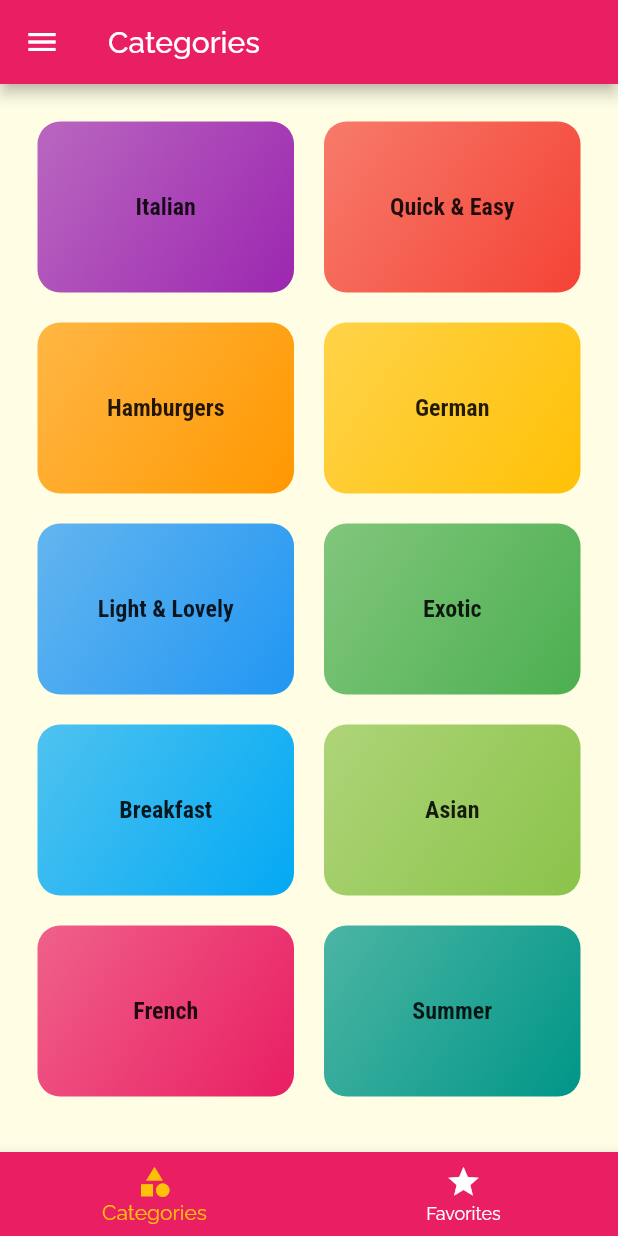
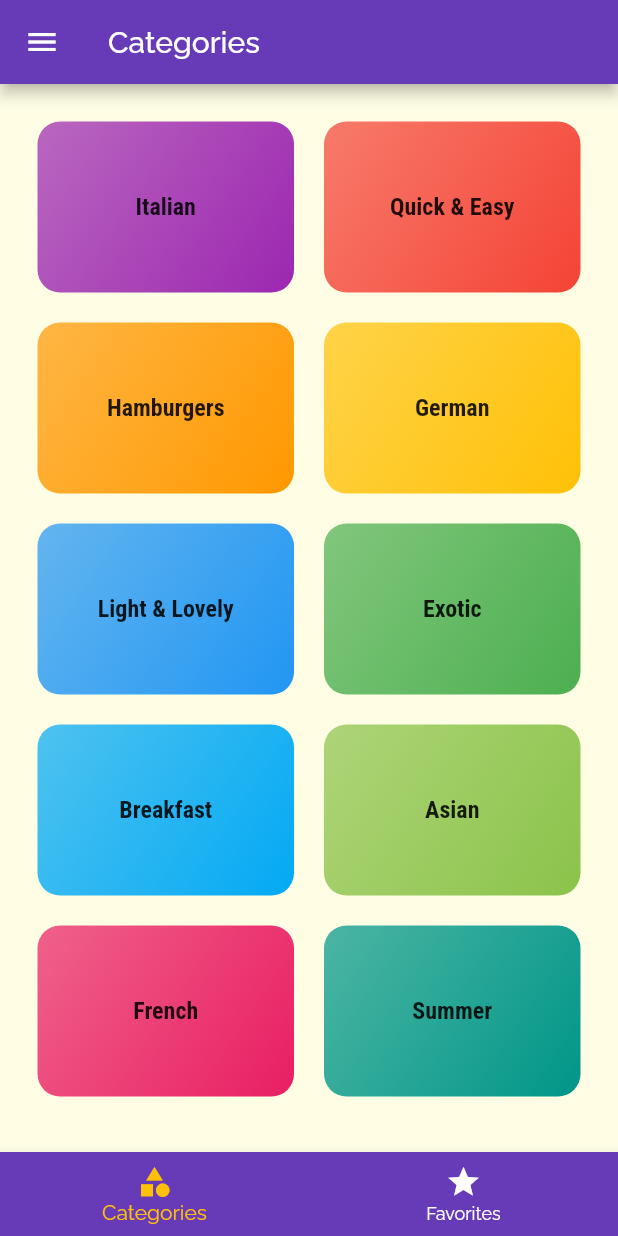
Before and after one commit to KrishnaPhalgun28/SnackApp, a Flutter app: the screen it shows after launch, on a phone screen of 412 x 824 dp. Run offline on Flutter 3.47's test engine with Material 2 defaults, Android fonts, the phone set to English and light mode, and no system bars.

Commit message:
improved theming

```diff
--- a/lib/main.dart
+++ b/lib/main.dart
@@ -69,7 +69,7 @@ class _MyAppState extends State<MyApp> {
     return MaterialApp(
       title: 'SnackApp',
       theme: ThemeData(
-        primarySwatch: Colors.pink,
+        primarySwatch: Colors.deepPurple,
         accentColor: Colors.amber,
         canvasColor: Color.fromRGBO(255, 254, 229, 1),
         fontFamily: 'Raleway',
--- a/lib/screens/snack_detail.dart
+++ b/lib/screens/snack_detail.dart
@@ -34,7 +34,7 @@ class SnackDetailScreen extends StatelessWidget {
             color: Colors.green,
           ),
         ),
-        height: 100,
+        height: 150,
         width: 330,
         child: child,
       );
```
